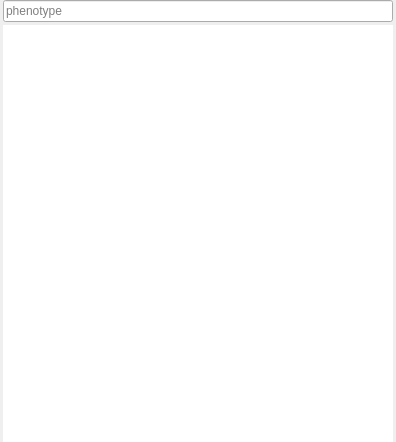
First picture: the form in src/GSvar/PhenotypeSelector.ui, repository imgag/ngs-bits, before the edit.
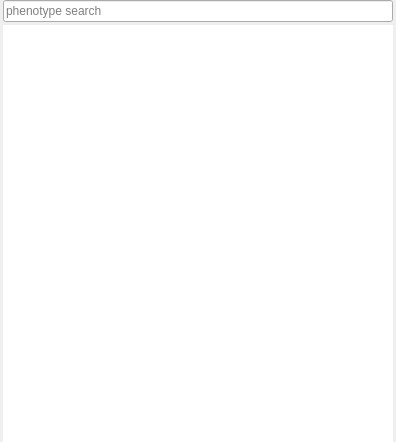
Second picture: the form after the edit.

Commit message: GSvar: finished phenotype > genes dialog

Patch:
```diff
--- a/src/GSvar/PhenotypeSelector.ui
+++ b/src/GSvar/PhenotypeSelector.ui
@@ -32,7 +32,7 @@
    <item>
     <widget class="QLineEdit" name="search">
      <property name="placeholderText">
-      <string>phenotype</string>
+      <string>phenotype search</string>
      </property>
      <property name="clearButtonEnabled">
       <bool>true</bool>
```
Left out of the diff: 12 changed lines with no effect on the pictures. The commit also changes 13 other files.
